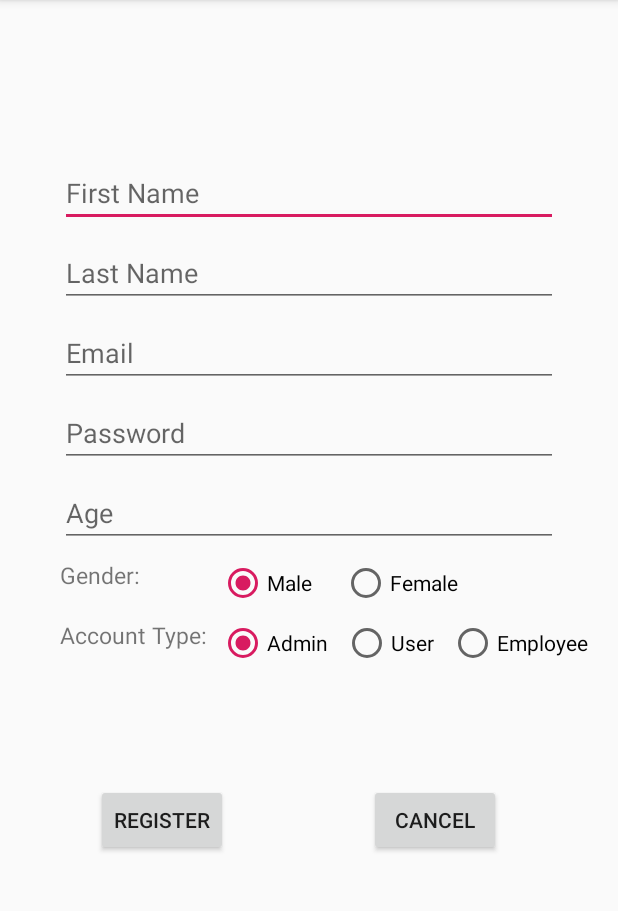
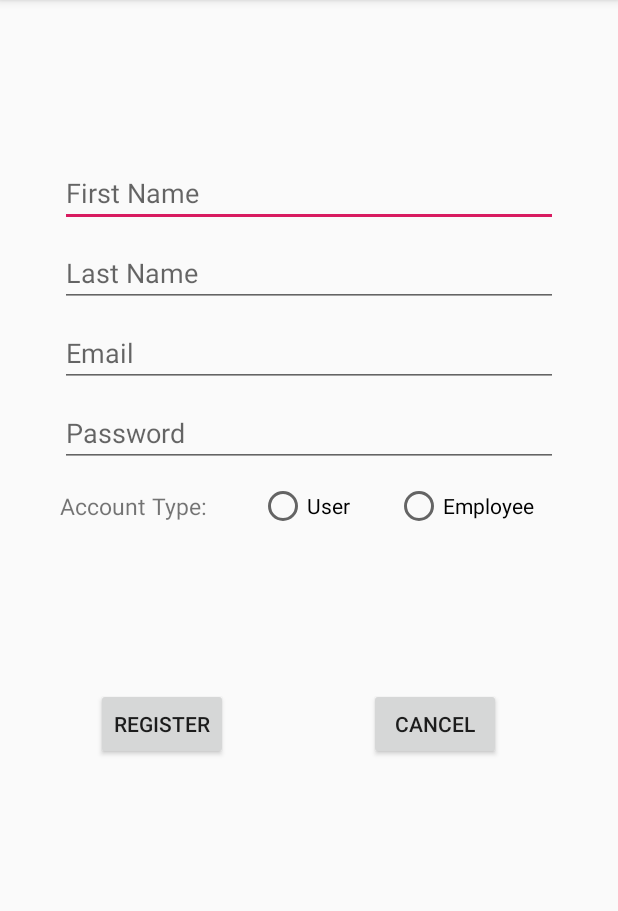
Before and after one commit to feimlyang/clinic-services-android, an Android app: the RegisterActivity screen opened directly, with no data from a screen before it, on a phone screen of 412 x 824 dp, the part 84-995 px from its top. Run offline under Robolectric (Android 15) with nearby library versions, the light colour scheme and no system bars.

Commit message:
Updated .java and .xml files related to UI. Changes include: 1. XML file  a) In login/register page, set LOGIN and REGISTER to be disabled by default.  b) In xml of register page, deleted age and gender, removed 'admin' option in radio group
2. Java files
 a) In register activity, set radio button listner so that a text field will display when user click on Employee as their user type.
 b) In both login and register activity, added a toast indicating CANCEL action
 c) Login activity can now check for invalid username/password
 d) Login button will be available only when both field has acceptable input.

3. Trivia
 a) Added comments on Login related files to facilitate communication.
 b) Added MainActivity page; See comments in InitActivity page.

```diff
--- a/2019_SEG2105_Project/app/src/main/java/com/example/a2019_seg2105_project/ui/clinic/login/LoggedInUserView.java
+++ b/2019_SEG2105_Project/app/src/main/java/com/example/a2019_seg2105_project/ui/clinic/login/LoggedInUserView.java
@@ -1,9 +1,10 @@
 package com.example.a2019_seg2105_project.ui.clinic.login;
 
 /**
- * Class exposing authenticated user details to the UI.
+ * LoggedInUserView is a Class that store authenticated user details.
+ * Facilitates exposure of data to UI..
  */
-class LoggedInUserView {
+ class LoggedInUserView {
     private String displayName;
     //... other data fields that may be accessible to the UI
 
--- a/2019_SEG2105_Project/app/src/main/java/com/example/a2019_seg2105_project/ui/clinic/login/LoginFormState.java
+++ b/2019_SEG2105_Project/app/src/main/java/com/example/a2019_seg2105_project/ui/clinic/login/LoginFormState.java
@@ -3,7 +3,7 @@ package com.example.a2019_seg2105_project.ui.clinic.login;
 import androidx.annotation.Nullable;
 
 /**
- * Data validation state of the login form.
+ * LoginFormState stores data validation state of the login form.
  */
 class LoginFormState {
     @Nullable
--- a/2019_SEG2105_Project/app/src/main/java/com/example/a2019_seg2105_project/ui/clinic/register/RegisterActivity.java
+++ b/2019_SEG2105_Project/app/src/main/java/com/example/a2019_seg2105_project/ui/clinic/register/RegisterActivity.java
@@ -7,8 +7,11 @@ package com.example.a2019_seg2105_project.ui.clinic.register;
 
         import android.view.View;
         import android.widget.Button;
+        import android.widget.RadioGroup;
+
+        import android.text.Editable;
+        import android.text.TextWatcher;
         import android.widget.EditText;
-        import android.widget.RadioGroup;
 
 //  ************ Import class Intent
         import android.content.Intent;
@@ -21,30 +24,62 @@ public class RegisterActivity extends AppCompatActivity {
     private EditText user_lastName;
     private EditText user_email;
     private EditText user_password;
-    private EditText user_age;
     private RadioGroup user_accountType;
 
     @Override
+
     public void onCreate(Bundle savedInstanceState) {
+
+        // Initialize : load associated XML layout
         super.onCreate(savedInstanceState);
-        setContentView(R.layout.activity_register); // load activity_register.xml
+        setContentView(R.layout.activity_register);
 
         // Link fields to corresponding XML layout
         user_firstName = findViewById(R.id.fName);
         user_lastName = findViewById(R.id.lName);
         user_email = findViewById(R.id.emailID);
         user_password = findViewById(R.id.password);
-        user_age = findViewById(R.id.age);
 
         // Get buttons on XML layout
         final Button registerButton = findViewById(R.id.register);
         final Button cancelButton = findViewById(R.id.cancelRegister);
         // Inspect if radio button 'employee' has been selected.
         // Prompt text area for user to enter employee number if selected.
-        user_accountType  = (RadioGroup) findViewById(R.id.radioAccountType);
+        user_accountType  = findViewById(R.id.radioAccountType);
 
-   /*
-        TextWatcher afterTextChangedListener = new TextWatcher() {
+    /*  ================================================================================
+        1. Inspect RadioGroup activity: if 'Employee' is selected, display a text area
+            for user to enter Employee ID.
+            Otherwise, make the Employee ID area invisible.
+        <Note>   Employee ID should :
+                 - Start with 777
+                - End with 9
+                - Has an exact length of '8'
+                The design of Employee ID is aimed to inhibit User from registering as Employee.
+                By setting a length of 8, there will be 10^4 possible combination of Employee ID.
+
+     ================================================================================ */
+        user_accountType.setOnCheckedChangeListener(new RadioGroup.OnCheckedChangeListener() {
+            @Override
+            public void onCheckedChanged(RadioGroup group, int checkedId) {
+                if(checkedId == R.id.btnEmployee){
+                    final EditText employeeNumber = findViewById(R.id.employeeNumber);
+                    employeeNumber.setVisibility(View.VISIBLE);
+
+                   /*employeeNumber.addTextChangedListener(afterTextChangedListener);*/
+                }
+                else
+                {
+                    final EditText employeeNumber = findViewById(R.id.employeeNumber);
+                    employeeNumber.setVisibility(View.INVISIBLE);
+                }
+            }
+        });
+      /*  ================================================================================
+        2. Set EditText listeners
+
+     ================================================================================ */
+      /*  TextWatcher afterTextChangedListener = new TextWatcher() {
             @Override
             public void beforeTextChanged(CharSequence s, int start, int count, int after) {
                 // ignore
@@ -76,33 +111,12 @@ public class RegisterActivity extends AppCompatActivity {
         });
 */
 
-   /*
-        Radio Group listener of user account type.
-        If the type 'employee' has been selected, prompt text area for user to enter
-        associated employee number.
-        Otherwise, make the text area invisible.
-  */
 
-   /*user_accountType.setOnCheckedChangeListener( new RadioGroup.OnCheckedChangeListener ()
-    // Associate an onChecked listner to user_accountType radiogroup
-       {
-           public void accountTypeCheckedChange(RadioGroup group, int checkedId)
-           {
-                if(checkedId ==R.id.btnEmployee ) // when Employee has been checked
-                {
-
-                }
-                else // otherwise
-                {
-
-                }
-           }
-       });*/
-    /*
-        OnClick listener of CANCEL button
+    /* ================================================================================
+        OnClick listener of REGISTER button
         It redirect user to the InitActivity page
         with a 'successfully registered' message
-    */
+    ================================================================================ */
         registerButton.setOnClickListener(new View.OnClickListener() {
             @Override
             public void onClick(View v) {
@@ -113,10 +127,10 @@ public class RegisterActivity extends AppCompatActivity {
                 finish();  // end current activity
             }
         });
-/*
-        OnClick listener of CANCEL button
-        It redirect user to the InitActivity page
- */
+    /* ================================================================================
+            OnClick listener of CANCEL button
+            It redirect user to the InitActivity page
+     ================================================================================ */
         cancelButton.setOnClickListener(new View.OnClickListener() {
             @Override
             public void onClick(View v) {
--- a/2019_SEG2105_Project/app/src/main/res/layout/activity_login.xml
+++ b/2019_SEG2105_Project/app/src/main/res/layout/activity_login.xml
@@ -48,10 +48,10 @@
         android:layout_width="wrap_content"
         android:layout_height="wrap_content"
         android:layout_gravity="start"
-        android:layout_marginStart="48dp"
+        android:layout_marginStart="36dp"
         android:layout_marginTop="16dp"
-        android:layout_marginEnd="48dp"
-        android:enabled="true"
+        android:layout_marginEnd="42dp"
+        android:enabled="false"
         android:text="Login"
         app:layout_constraintBottom_toBottomOf="parent"
         app:layout_constraintEnd_toEndOf="parent"
--- a/2019_SEG2105_Project/app/src/main/res/layout/activity_register.xml
+++ b/2019_SEG2105_Project/app/src/main/res/layout/activity_register.xml
@@ -75,113 +75,53 @@
 
         android:hint="@string/prompt_password"
         android:imeActionLabel="@string/action_sign_in_short"
-        android:imeOptions="actionNext"
+        android:imeOptions="actionDone"
         android:inputType="textVisiblePassword"
         android:singleLine="true"
         android:selectAllOnFocus="true"
         app:layout_constraintEnd_toEndOf="parent"
         app:layout_constraintStart_toStartOf="parent"
         app:layout_constraintTop_toBottomOf="@+id/emailID" />
-    <!-- Specify User Age -->
-    <EditText
-        android:id="@+id/age"
-        android:layout_width="0dp"
-        android:layout_height="wrap_content"
-        android:layout_marginStart="24dp"
-        android:layout_marginTop="8dp"
-        android:layout_marginEnd="24dp"
-        android:hint="Age"
-        android:imeOptions="actionDone"
-        android:inputType="number"
-        android:singleLine="true"
-        android:selectAllOnFocus="true"
-        app:layout_constraintEnd_toEndOf="parent"
-        app:layout_constraintStart_toStartOf="parent"
-        app:layout_constraintTop_toBottomOf="@+id/password" />
-    <!-- Select User Gender -->
-    <TextView
-        android:layout_width="wrap_content"
-        android:layout_height="wrap_content"
-        android:layout_marginStart="24dp"
-        android:layout_marginTop="8dp"
-        android:layout_marginEnd="24dp"
-        android:text="Gender: "
-        android:textSize="15dp"
-        app:layout_constraintStart_toStartOf="parent"
-        app:layout_constraintTop_toBottomOf="@+id/age" />
-
-    <RadioGroup
-        android:id="@+id/radioGender"
-        android:layout_width="wrap_content"
-        android:layout_height="wrap_content"
-        android:layout_marginStart="130dp"
-        android:layout_marginTop="8dp"
-        android:layout_marginEnd="24dp"
-        android:orientation="horizontal"
-        app:layout_constraintEnd_toEndOf="parent"
-        app:layout_constraintHorizontal_bias="0.0"
-        app:layout_constraintStart_toStartOf="parent"
-        app:layout_constraintTop_toBottomOf="@+id/age">
-
-        <RadioButton
-            android:id="@+id/btnMan"
-            android:layout_width="wrap_content"
-            android:layout_height="wrap_content"
-            android:checked="true"
-            android:text="Male" />
-
-        <RadioButton
-            android:id="@+id/btnWoman"
-            android:layout_marginStart="20dp"
-            android:layout_width="wrap_content"
-            android:layout_height="wrap_content"
-            android:text="Female" />
-    </RadioGroup>
-
 
 
  <!--  Select Type of Account -->
     <TextView
+        android:id="@+id/accountSelectMsg"
         android:layout_width="wrap_content"
         android:layout_height="wrap_content"
         android:layout_marginStart="24dp"
-        android:layout_marginTop="8dp"
+        android:layout_marginTop="15dp"
         android:layout_marginEnd="24dp"
         android:text="@string/select_account"
         android:textSize="15sp"
         app:layout_constraintHorizontal_bias="0.454"
         app:layout_constraintStart_toStartOf="parent"
-        app:layout_constraintTop_toBottomOf="@+id/radioGender" />
+        app:layout_constraintTop_toBottomOf="@+id/password" />
 
     <RadioGroup
         android:id="@+id/radioAccountType"
         android:layout_width="wrap_content"
         android:layout_height="wrap_content"
-        android:layout_marginTop="8dp"
+        android:layout_marginTop="10dp"
         android:layout_marginEnd="8dp"
+
         android:orientation="horizontal"
         app:layout_constraintEnd_toEndOf="parent"
         app:layout_constraintHorizontal_bias="0.0"
-        app:layout_constraintStart_toStartOf="@+id/radioGender"
-        app:layout_constraintTop_toBottomOf="@+id/radioGender">
 
-        <RadioButton
-            android:id="@+id/btnAdmin"
-            android:layout_width="wrap_content"
-            android:layout_height="wrap_content"
-            android:checked="true"
-            android:text="Admin" />
+        app:layout_constraintStart_toEndOf="@+id/accountSelectMsg"
+        app:layout_constraintTop_toBottomOf="@+id/password">
 
         <RadioButton
             android:id="@+id/btnUser"
-            android:layout_marginStart="10dp"
+            android:layout_marginStart="30dp"
             android:layout_width="wrap_content"
             android:layout_height="wrap_content"
             android:text="User" />
 
         <RadioButton
             android:id="@+id/btnEmployee"
-            android:layout_marginStart="10dp"
+            android:layout_marginStart="30dp"
             android:layout_width="wrap_content"
             android:layout_height="wrap_content"
             android:text="Employee" />
@@ -193,7 +133,7 @@
         android:layout_width="0dp"
         android:layout_height="wrap_content"
         android:layout_marginStart="24dp"
-        android:layout_marginTop="32dp"
+        android:layout_marginTop="50dp"
         android:layout_marginEnd="24dp"
 
         android:hint="@string/enter_employeeNumber"
--- a/2019_SEG2105_Project/app/src/main/res/values/strings.xml
+++ b/2019_SEG2105_Project/app/src/main/res/values/strings.xml
@@ -1,5 +1,6 @@
 <resources>
     <string name="app_name">Walk-in Clinic Services</string>
+    <!-- Greeting messages -->
     <string name="welcome">"Welcome to the Walk-in Clinic Services App!"</string>
     <!-- Strings related to login/register -->
     <string name="enter_lName">"Last Name"</string>
@@ -9,11 +10,12 @@
     <string name="action_sign_in">Sign in or register</string>
     <string name="action_sign_in_short">Sign in</string>
     <string name="select_account">"Account Type: "</string>
-    <string name="enter_employeeNumber">"Enter your Employee Number:</string>
+    <string name="enter_employeeNumber">"Enter valid employee number:</string>
+
     <!-- Strings related to error messages in login -->
-
-    <string name="invalid_username">Not a valid username</string>
-    <string name="invalid_password">Password must be >5 characters</string>
+    <string name="invalid_username">Username should be a valid email address.</string>
+    <string name="invalid_passwordLength">Password length must be between 5-16.</string>
+    <string name="invalid_passwordFormat">Password must include at least 1 digit and 1 alphabet.</string>
     <string name="login_failed">"Login failed"</string>
     <!-- Strings related to error messages in register -->
 </resources>
```
Also changed, not shown: 2019_SEG2105_Project/app/src/main/java/com/example/a2019_seg2105_project/data/LoginDataSource.java (+5 -4 lines), 2019_SEG2105_Project/app/src/main/java/com/example/a2019_seg2105_project/data/LoginRepository.java (+23 -9 lines), 2019_SEG2105_Project/app/src/main/java/com/example/a2019_seg2105_project/data/model/LoggedInUser.java (+6 -5 lines), 2019_SEG2105_Project/app/src/main/java/com/example/a2019_seg2105_project/ui/clinic/InitActivity.java (+55 -19 lines), 2019_SEG2105_Project/app/src/main/java/com/example/a2019_seg2105_project/ui/clinic/MainActivity.java (added, +10 -0 lines), 2019_SEG2105_Project/app/src/main/java/com/example/a2019_seg2105_project/ui/clinic/login/LoginActivity.java (+36 -20 lines), 2019_SEG2105_Project/app/src/main/java/com/example/a2019_seg2105_project/ui/clinic/login/LoginViewModel.java (+52 -10 lines).
